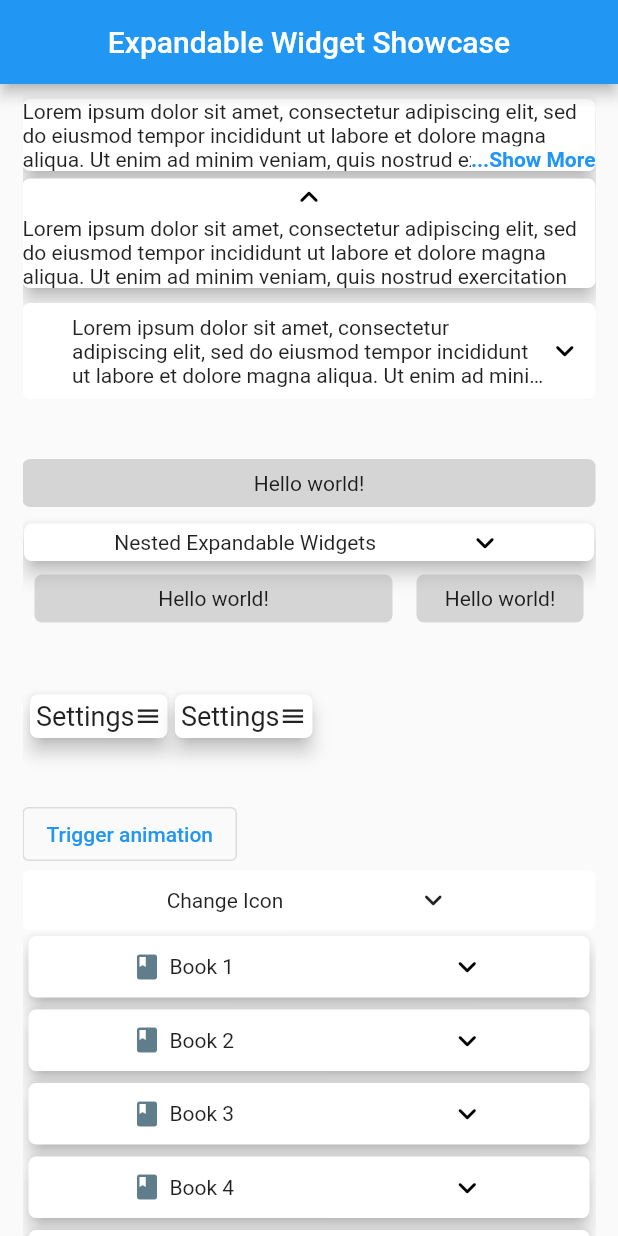
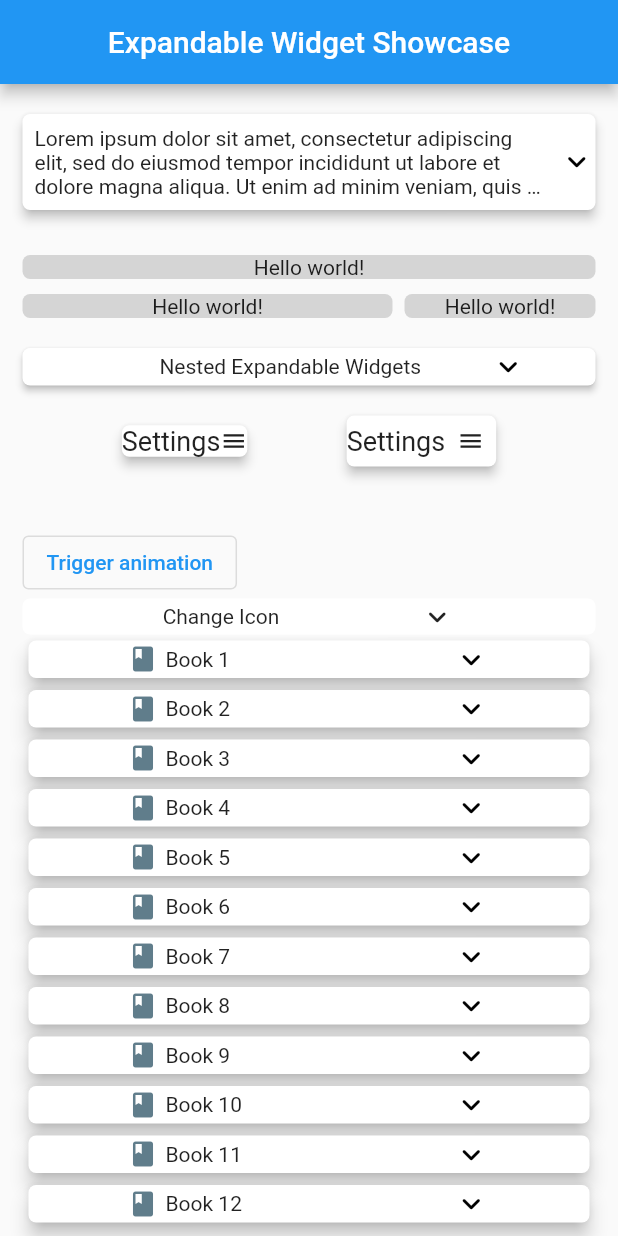
Before and after one commit to fatihozkan-github/ExpandableWidgets, a Flutter app: the screen it shows after launch, on a phone screen of 412 x 824 dp. Run offline on Flutter 3.47's test engine with Material 2 defaults, Android fonts, the phone set to English and light mode, and no system bars.

```diff
--- a/example/lib/main.dart
+++ b/example/lib/main.dart
@@ -19,6 +19,14 @@ class _ExpandableShowcaseState extends State<ExpandableShowcase> with TickerProv
   late AnimationController _exteriorController;
   late Animation<double> _exteriorAnimation;
 
+  Expandable _showcaseExpandable = Expandable(
+    clickable: Clickable.firstChildOnly,
+    firstChild: Text('Hello world!'),
+    secondChild: Center(child: Column(children: [Text('Hello'), Text('World!')])),
+    backgroundColor: Colors.grey.withOpacity(0.4),
+    showArrowWidget: false,
+  );
+
   @override
   void initState() {
     _animationController = AnimationController(vsync: this, duration: Duration(seconds: 1));
@@ -32,168 +40,119 @@ class _ExpandableShowcaseState extends State<ExpandableShowcase> with TickerProv
   }
 
   @override
+  void dispose() {
+    _exteriorController.dispose();
+    _animationController.dispose();
+    super.dispose();
+  }
+
+  // ExpandableText(textWidget: Text(data, maxLines: 3, softWrap: true), showHelperText: true, elevation: 5),
+  // SizedBox(height: 5),
+  // ExpandableText(
+  //   textWidget: Text(data, maxLines: 3),
+  //   elevation: 5,
+  //   showArrowWidget: true,
+  //   arrowLocation: ArrowLocation.top,
+  //   finalArrowLocation: ArrowLocation.right,
+  // ),
+
+  @override
   Widget build(BuildContext context) {
     return MaterialApp(
+      debugShowCheckedModeBanner: false,
+      title: 'Expandable Widgets',
       home: Scaffold(
         appBar: AppBar(title: Center(child: Text('Expandable Widget Showcase'))),
-        body: Padding(
+        body: ListView(
           padding: EdgeInsets.symmetric(horizontal: 15.0),
-          child: ListView(
           children: [
-              SizedBox(height: 10),
-              ExpandableText(textWidget: Text(data, maxLines: 3, softWrap: true), showHelperText: true, elevation: 5),
-              SizedBox(height: 5),
-              ExpandableText(
-                textWidget: Text(data, maxLines: 3),
-                elevation: 5,
+            SizedBox(height: 20),
+            Expandable(
+              elevation: 3,
               showArrowWidget: true,
-                arrowLocation: ArrowLocation.top,
-                finalArrowLocation: ArrowLocation.right,
+              onPressed: () => print('done'),
+              clickable: Clickable.everywhere,
+              firstChild: Expanded(
+                child: Padding(
+                  padding: const EdgeInsets.all(8.0),
+                  child: Text(data, maxLines: 3, overflow: TextOverflow.ellipsis),
                 ),
-              SizedBox(height: 10),
-              Expandable(
-                firstChild: Expanded(child: Text(data, maxLines: 3, overflow: TextOverflow.ellipsis)),
-                showArrowWidget: true,
-                wrapContent: false,
-                secondChild: Text(data, maxLines: 3, overflow: TextOverflow.ellipsis),
-                clickable: Clickable.everywhere,
-                onPressed: () => print('done'),
+              ),
+              secondChild: Padding(
+                padding: const EdgeInsets.all(8.0),
+                child: Text(data, maxLines: 3, overflow: TextOverflow.ellipsis),
+              ),
             ),
             SizedBox(height: 30),
-              // Container(
-              //   constraints: BoxConstraints(
-              //     maxWidth: 500,
-              //     minWidth: 400,
-              //   ),
-              //   child: Row(
-              //     children: [
-              //       ExpandableText(
-              //         textWidget: Text(data, maxLines: 3),
-              //         elevation: 5,
-              //         showArrowWidget: true,
-              //         arrowLocation: ArrowLocation.left,
-              //         finalArrowLocation: ArrowLocation.right,
-              //       ),
-              //       ExpandableText(
-              //         textWidget: Text(data, maxLines: 3),
-              //         elevation: 5,
-              //         showArrowWidget: true,
-              //         arrowLocation: ArrowLocation.left,
-              //         finalArrowLocation: ArrowLocation.right,
-              //       ),
-              //     ],
-              //   ),
-              // ),
 
-              ///
+            /// General use
+            Expandable(
+              clickable: Clickable.everywhere,
+              firstChild: Text('Hello world!'),
+              secondChild: Center(child: Column(children: [Text('Hello'), Text('World!')])),
+              backgroundColor: Colors.grey.withOpacity(0.4),
+              showArrowWidget: false,
+            ),
+
             SizedBox(height: 10),
 
-              /// General use
-              ConstrainedBox(
-                constraints: BoxConstraints(maxWidth: 30),
-                child: Expandable(
-                  clickable: Clickable.everywhere,
-                  firstChild: Container(child: Center(child: Text('Hello world!'))),
-                  secondChild: Center(child: Column(children: [Text('Hello'), Text('World!')])),
-                  backgroundColor: Colors.grey.withOpacity(0.4),
-                  padding: EdgeInsets.all(8.0),
-                  showArrowWidget: false,
+            /// 2 expandable widgets in a row.
+            Row(
+              mainAxisAlignment: MainAxisAlignment.spaceEvenly,
+              children: [
+                Expanded(flex: 2, child: Padding(padding: EdgeInsets.only(right: 8.0), child: _showcaseExpandable)),
+                Expanded(child: _showcaseExpandable),
+              ],
             ),
-              ),
-              SizedBox(height: 10),
+
+            SizedBox(height: 20),
 
             /// Nested Expandable Widgets
-              Padding(
-                padding: EdgeInsets.all(1.0),
-                child: Expandable(
-                  padding: EdgeInsets.zero,
+            Expandable(
+              elevation: 2,
               firstChild: Text('Nested Expandable Widgets'),
-                  elevation: 5,
-                  centralizeFirstChild: false,
               secondChild: Expandable(
-                    padding: EdgeInsets.zero,
                 firstChild: Text('Second Expandable'),
                 secondChild: Expandable(
-                      padding: EdgeInsets.zero,
                   firstChild: Text('Third Expandable'),
-                      secondChild: Text('The End'),
-                    ),
+                  secondChild: Center(child: Text('The End')),
                 ),
               ),
             ),
 
-              ///
-              Row(
-                children: [
-                  Expanded(
-                    flex: 2,
-                    child: Padding(
-                      padding: EdgeInsets.all(8.0),
-                      child: Expandable(
-                        clickable: Clickable.firstChildOnly,
-                        firstChild: Container(child: Center(child: Text('Hello world!'))),
-                        secondChild: Center(child: Column(children: [Text('Hello'), Text('World!')])),
-                        backgroundColor: Colors.grey.withOpacity(0.4),
-                        padding: EdgeInsets.all(8.0),
-                        // margin: EdgeInsets.all(8.0),
-                        showArrowWidget: false,
-                        wrapContent: false,
-                      ),
-                    ),
-                  ),
-                  Expanded(
-                    child: Padding(
-                      padding: EdgeInsets.all(8.0),
-                      child: Expandable(
-                        clickable: Clickable.firstChildOnly,
-                        firstChild: Container(child: Center(child: Text('Hello world!'))),
-                        secondChild: Center(child: Column(children: [Text('Hello'), Text('World!')])),
-                        backgroundColor: Colors.grey.withOpacity(0.4),
-                        padding: EdgeInsets.all(8.0),
-                        // margin: EdgeInsets.all(8.0),
-                        showArrowWidget: false,
-                        wrapContent: false,
-                      ),
-                    ),
-                  ),
-                ],
-              ),
-              SizedBox(height: 40),
+            SizedBox(height: 20),
 
             Row(
+              mainAxisAlignment: MainAxisAlignment.spaceEvenly,
               children: [
-                  /// Let's say you want to use Expandable and Flutter's AnimatedIcon at
-                  /// the same time. No problem, Expandable gets you covered!
-                  ///
-                  /// Do not forget to add the relevant animationController to Expandable!
-                  SizedBox(width: 5),
+                /// Let's say you want to use Expandable and Flutter's AnimatedIcon at the same time.
+                /// Just add the relevant animationController to Expandable and Expandable will handle the rest!
                 Expandable(
                   firstChild: Text('Settings', style: TextStyle(fontSize: 18)),
                   secondChild: Column(children: [Text('Option 1'), Text('Option 2'), Text('Option 3')]),
+                  elevation: 3,
+                  centralizeFirstChild: false,
                   arrowLocation: ArrowLocation.right,
+                  animationController: _animationController,
                   arrowWidget: AnimatedIcon(icon: AnimatedIcons.menu_close, progress: _animation, size: 18),
-                    animationController: _animationController,
-                    centralizeFirstChild: false,
-                    padding: EdgeInsets.all(4.0),
-                    elevation: 5,
                 ),
-                  SizedBox(width: 5),
 
                 /// Even more, one can combine AnimatedIcon and Expandable's rotation animation!
                 ///
-                  /// Just give the same animation to AnimatedIcon and Expandable.
+                /// Give the same animation to AnimatedIcon and Expandable.
                 ///
                 /// Do not forget to add relevant animationController to Expandable!
                 Expandable(
-                    elevation: 5,
                   firstChild: Text('Settings', style: TextStyle(fontSize: 18)),
                   secondChild: Column(children: [Text('Option 1'), Text('Option 2'), Text('Option 3')]),
+                  elevation: 3,
+                  animation: _animation,
                   arrowLocation: ArrowLocation.right,
-                    arrowWidget: AnimatedIcon(icon: AnimatedIcons.menu_close, progress: _animation, size: 18),
-                    animation: _animation,
                   animationController: _animationController,
-                    centralizeFirstChild: false,
-                    padding: EdgeInsets.all(4.0),
+                  arrowWidget: Padding(
+                    padding: const EdgeInsets.all(8.0),
+                    child: AnimatedIcon(icon: AnimatedIcons.menu_close, progress: _animation, size: 18),
+                  ),
                 ),
               ],
             ),
@@ -248,11 +207,9 @@ class _ExpandableShowcaseState extends State<ExpandableShowcase> with TickerProv
                       secondChild: Center(child: Text('Contents')),
                       clickable: Clickable.none,
                       backgroundColor: Colors.white,
-                        padding: EdgeInsets.all(8.0),
                       borderRadius: BorderRadius.circular(5.0),
                       elevation: 5,
                       arrowLocation: ArrowLocation.right,
-                        wrapContent: true,
                       centralizeFirstChild: false,
                     ),
                   ),
@@ -299,7 +256,6 @@ class _ExpandableShowcaseState extends State<ExpandableShowcase> with TickerProv
                       ),
                     ),
                     clickable: Clickable.everywhere,
-                      padding: EdgeInsets.zero,
                     backgroundColor: Colors.transparent,
                     direction: Axis.horizontal,
                     showArrowWidget: false,
@@ -315,7 +271,6 @@ class _ExpandableShowcaseState extends State<ExpandableShowcase> with TickerProv
           ],
         ),
       ),
-      ),
     );
   }
 }
--- a/example/pubspec.yaml
+++ b/example/pubspec.yaml
@@ -1,7 +1,7 @@
 name: example
 description: Examples for Expandable Widgets.
 publish_to: 'none' # Remove this line if you wish to publish to pub.dev
-version: 1.0.2
+version: 1.0.3
 
 environment:
   sdk: '>=2.12.0 <3.0.0'
@@ -10,7 +10,6 @@ dependencies:
   flutter:
     sdk: flutter
 
-  cupertino_icons: ^1.0.2
   expandable_widgets:
     path: "../"
 
--- a/lib/src/constants.dart
+++ b/lib/src/constants.dart
@@ -1,11 +1,11 @@
-/// • enum for deciding the clickable area of [Expandable] widgets.
+/// • enum to decide the clickable area of Expandable widgets.
 enum Clickable {
   none,
   everywhere,
   firstChildOnly,
 }
 
-/// • enum for [arrowLocation] which is a property of [ExpandableText] widget.
+/// • enum for arrowLocation (which is a property of ExpandableText widget).
 enum ArrowLocation {
   top,
   bottom,
--- a/lib/src/expandable.dart
+++ b/lib/src/expandable.dart
@@ -2,28 +2,29 @@ import 'package:expandable_widgets/expandable_widgets.dart';
 import 'package:flutter/material.dart';
 
 class Expandable extends StatefulWidget {
-  /// TODO: TEST
-  final bool wrapContent;
+  // final EdgeInsets margin;
+  final Axis direction;
+
+  /// • [BorderRadius] of Expandable.
+  ///
+  /// • shape property removed from the version 1.0.2 (no need) and [borderRadius] added.
+  final BorderRadius? borderRadius;
+
+  /// • Decide click behaviour of the Expandable.
   final Clickable clickable;
-  final Axis direction;
-  final BorderRadius? borderRadius;
-  // final EdgeInsets margin;
 
   /// • The widget that is placed at the non-collapsing part of the expandable.
   final Widget? firstChild;
 
-  /// • The widget that [sizeTransition] affects.
+  /// • The widget that size transition affects.
   final Widget? secondChild;
 
   /// • Function that is placed top of the widget tree.
   ///
-  /// • Animation starts AFTER this function.
+  /// • Animation starts BEFORE and ends AFTER this function.
   ///
-  /// • For the duration between see [beforeAnimationDuration].
+  /// • Notice that this function can not be triggered more than once while animating Expandable.
   final Function? onPressed;
-
-  /// • Padding of the expandable.
-  final EdgeInsets padding;
 
   /// • Background color of the expandable.
   final Color backgroundColor;
@@ -34,9 +35,6 @@ class Expandable extends StatefulWidget {
   /// • Duration for expand & rotate animations.
   final Duration animationDuration;
 
-  /// • Duration between [onPressed] & expand animation.
-  final Duration beforeAnimationDuration;
-
   /// • Background image of the expandable.
   final DecorationImage? backgroundImage;
 
@@ -45,11 +43,6 @@ class Expandable extends StatefulWidget {
 
   /// • Whether this expandable widget will be expanded or collapsed at first.
   final bool? initiallyExpanded;
-
-  // /// • Whether expand animation will be triggered when hovered over this widget or not.
-  // ///
-  // /// • Added for web.
-  // final bool expandOnHover;
 
   /// • Provides better alignment for [firstChild].
   final bool centralizeFirstChild;
@@ -60,15 +53,7 @@ class Expandable extends StatefulWidget {
   /// • Place of the arrow widget.
   final ArrowLocation? arrowLocation;
 
-  /// • onLongPress
   final Function? onLongPress;
-
-  // /// • [TextDirection] of the expandable.
-  // ///
-  // /// • Default value is [TextDirection.ltr].
-  // ///
-  // /// • See [Expandable] & [TextDirection] for more info.
-  // final TextDirection textDirection;
 
   /// • Custom animation for size & rotation animations.
   final Animation<double>? animation;
@@ -85,27 +70,22 @@ class Expandable extends StatefulWidget {
     this.firstChild,
     this.secondChild,
     this.onPressed,
-    this.padding = const EdgeInsets.all(8.0),
     this.backgroundColor = Colors.white,
     this.elevation = 0,
-    this.animationDuration = const Duration(seconds: 1),
-    this.beforeAnimationDuration = const Duration(milliseconds: 20),
+    this.animationDuration = const Duration(milliseconds: 500),
     this.backgroundImage,
     this.showArrowWidget = true,
     this.initiallyExpanded = false,
-    // this.expandOnHover = false,
     this.centralizeFirstChild = true,
-    this.arrowWidget = const Icon(Icons.keyboard_arrow_up_rounded, color: Colors.black, size: 25.0),
+    this.arrowWidget,
     this.arrowLocation = ArrowLocation.right,
     this.borderRadius,
+    this.clickable = Clickable.firstChildOnly,
 
     /// TODO - TEST
     this.onLongPress,
-    // this.textDirection = TextDirection.ltr,
     this.animation,
     this.animationController,
-    this.wrapContent = true,
-    this.clickable = Clickable.firstChildOnly,
     this.direction = Axis.vertical,
     // this.margin = const EdgeInsets.all(0.0),
     this.onHover,
@@ -119,38 +99,43 @@ class _ExpandableState extends State<Expandable> with TickerProviderStateMixin {
   Animatable<double> _sizeTween = Tween<double>(begin: 0.0, end: 1.0);
   late AnimationController _controller;
   late Animation<double> _animation;
-  bool? initiallyExpanded = false;
-  Widget? defaultRotation;
+  bool? _initiallyExpanded = false;
 
   @override
-  initState() {
-    initiallyExpanded = widget.initiallyExpanded;
+  void initState() {
+    _initiallyExpanded = widget.initiallyExpanded;
     _controller = widget.animationController ?? AnimationController(vsync: this, duration: widget.animationDuration);
-    CurvedAnimation curve = CurvedAnimation(parent: _controller, curve: Curves.fastOutSlowIn);
-    _animation = widget.animation ?? _sizeTween.animate(curve);
-    defaultRotation = RotationTransition(turns: Tween(begin: 0.5, end: 0.0).animate(_animation), child: widget.arrowWidget);
+    _animation = widget.animation ?? _sizeTween.animate(CurvedAnimation(parent: _controller, curve: Curves.fastOutSlowIn));
     super.initState();
   }
 
-  // @override
-  // dispose() {
-  //   super.dispose();
-  //   _controller.dispose();
-  // }
+  @override
+  void dispose() {
+    super.dispose();
+    _controller.dispose();
+  }
 
   @override
   Widget build(BuildContext context) {
-    if (initiallyExpanded == true) _toggleExpand();
-    return Directionality(textDirection: Directionality.of(context), child: _getBody());
+    if (_initiallyExpanded == true) _toggleExpand();
+    return _buildBody();
   }
 
-  _getBody() => Material(
+  RotationTransition _buildRotation() {
+    return RotationTransition(
+      turns: Tween(begin: 0.5, end: 0.0).animate(_animation),
+      child: widget.arrowWidget == null ? Icon(Icons.keyboard_arrow_up_rounded, color: Colors.black, size: 25.0) : widget.arrowWidget,
+    );
+  }
+
+  Material _buildBody() => Material(
         color: widget.backgroundColor,
         elevation: widget.elevation,
-        clipBehavior: Clip.antiAlias,
         borderRadius: widget.borderRadius ?? BorderRadius.circular(5.0),
         child: Container(
-          decoration: BoxDecoration(image: widget.backgroundImage ?? null),
+          decoration: BoxDecoration(
+            image: widget.backgroundImage ?? null,
+          ),
           child: Column(
             children: [
               InkWell(
@@ -160,13 +145,12 @@ class _ExpandableState extends State<Expandable> with TickerProviderStateMixin {
                 onTap: widget.clickable != Clickable.none ? _onPressed : null,
                 onLongPress: widget.clickable != Clickable.none ? _onLongPress : null,
                 onHover: widget.onHover != null ? _onHover() : null,
-                child: Padding(
-                  padding: widget.padding,
-                  child: widget.showArrowWidget == true ? _bodyWithArrow() : widget.firstChild!,
-                ),
+                child: widget.showArrowWidget == true
+                    ? _buildBodyWithArrow()
+                    : Row(mainAxisAlignment: MainAxisAlignment.center, children: [widget.firstChild!]),
               ),
               InkWell(
-                child: _secondaryChild(),
+                child: _buildSecondChild(),
                 hoverColor: Colors.transparent,
                 splashColor: Colors.transparent,
                 highlightColor: Colors.transparent,
@@ -179,28 +163,26 @@ class _ExpandableState extends State<Expandable> with TickerProviderStateMixin {
         ),
       );
 
-  _bodyWithArrow() => Flex(
+  Flex _buildBodyWithArrow() => Flex(
         direction: widget.direction == Axis.horizontal ? Axis.vertical : Axis.horizontal,
         mainAxisAlignment: MainAxisAlignment.spaceEvenly,
         textDirection: widget.arrowLocation == ArrowLocation.right ? TextDirection.ltr : TextDirection.rtl,
         children: [
-          if (widget.centralizeFirstChild) Opacity(opacity: 0, child: widget.arrowWidget!),
+          if (widget.centralizeFirstChild) Visibility(visible: false, child: _buildRotation()),
           widget.firstChild!,
-
-          /// TODO:
-          defaultRotation!,
+          _buildRotation(),
         ],
       );
 
-  _secondaryChild() => SizeTransition(
+  SizeTransition _buildSecondChild() => SizeTransition(
+        // axisAlignment: 1,
         axis: widget.direction,
-        axisAlignment: 1,
         sizeFactor: _animation,
         child: widget.secondChild,
       );
 
-  _toggleExpand() {
-    if (initiallyExpanded == true) initiallyExpanded = false;
+  void _toggleExpand() {
+    if (_initiallyExpanded == true) _initiallyExpanded = false;
     switch (_animation.status) {
       case AnimationStatus.completed:
         _controller.reverse();
@@ -214,21 +196,23 @@ class _ExpandableState extends State<Expandable> with TickerProviderStateMixin {
     }
   }
 
-  _onPressed() async {
+  Future<void> _onPressed() async {
     if (widget.onPressed != null && !_controller.isAnimating) await widget.onPressed!();
     _toggleExpand();
   }
 
-  _onLongPress() async {
+  Future<void> _onLongPress() async {
     if (widget.onLongPress != null && !_controller.isAnimating) await widget.onLongPress!();
   }
 
-  _onHover() => (value) {
+  Function(bool) _onHover() {
+    return (value) {
       widget.onHover!;
       if (value == true) {
         _toggleExpand();
       } else if (value == false) {
-          if (initiallyExpanded != true) _controller.reverse();
+        if (_initiallyExpanded != true) _controller.reverse();
       }
     };
   }
+}
--- a/lib/src/expandable_text.dart
+++ b/lib/src/expandable_text.dart
@@ -28,7 +28,7 @@ class ExpandableText extends StatefulWidget {
     this.borderRadius,
     this.direction = Axis.vertical,
   })  : assert(!(showArrowWidget == true && showHelperText == true), 'showArrowIcon and showHelperText cannot both be true.'),
-        assert(textWidget != null, "Provide a Text for textWidget parameter.");
+        assert(textWidget != null, 'Provide a Text for textWidget parameter.');
 
   /// • TODO - TEST
   final List<String> helperText;
@@ -82,7 +82,7 @@ class ExpandableText extends StatefulWidget {
   ///
   /// • Notice that this property does not belong to [textWidget] but [ExpandableText].
   ///
-  /// • See [ExpandableTextWidget] & [TextDirection] for more info.
+  /// • See ExpandableTextWidget & [TextDirection] for more info.
   final TextDirection textDirection;
 
   /// • Custom arrow widget.
@@ -110,7 +110,7 @@ class _ExpandableTextState extends State<ExpandableText> with TickerProviderStat
   bool? initiallyExpanded = false;
   Text finalText = Text('');
 
-  _toggleExpand() {
+  void _toggleExpand() {
     setState(() {
       _isExpanded = !_isExpanded;
       if (initiallyExpanded == true) initiallyExpanded = false;
@@ -129,7 +129,7 @@ class _ExpandableTextState extends State<ExpandableText> with TickerProviderStat
   }
 
   @override
-  initState() {
+  void initState() {
     super.initState();
     _controller = AnimationController(vsync: this, duration: widget.animationDuration);
     CurvedAnimation curve = CurvedAnimation(parent: _controller, curve: Curves.fastOutSlowIn);
--- a/pubspec.yaml
+++ b/pubspec.yaml
@@ -14,6 +14,7 @@ dependencies:
 dev_dependencies:
   flutter_test:
     sdk: flutter
+  lints: ^1.0.1
 
 flutter:
   uses-material-design: true
```
Also changed, not shown: analysis_options.yaml (added, +11 -0 lines), example/pubspec.lock, pubspec.lock, 3 other files. Lines whose indentation alone changed are shown as unchanged.
